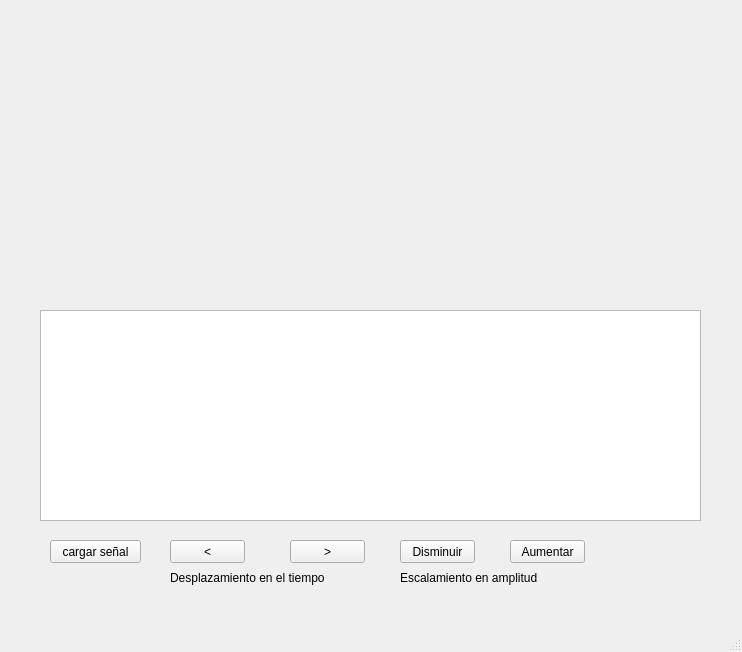
Above: anadir_grafico.ui from Alescos/Proyect2_signal_display before the change. Below: the same form after it.
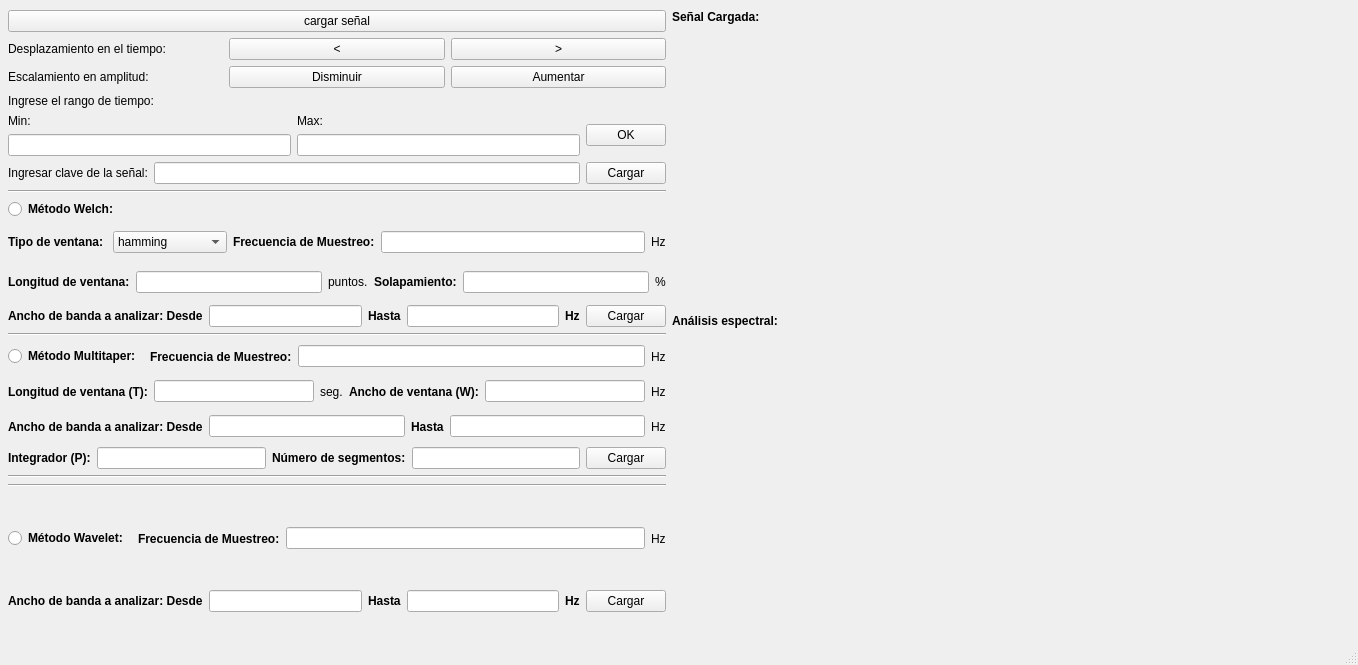
That is the form after the change. Custom widgets are drawn as their Qt base class.

Commit message: grafico actualizado

```diff
--- a/anadir_grafico.ui
+++ b/anadir_grafico.ui
@@ -6,124 +6,816 @@
    <rect>
     <x>0</x>
     <y>0</y>
-    <width>742</width>
-    <height>652</height>
+    <width>1358</width>
+    <height>665</height>
    </rect>
   </property>
+  <property name="sizePolicy">
+   <sizepolicy hsizetype="Fixed" vsizetype="Preferred">
+    <horstretch>0</horstretch>
+    <verstretch>0</verstretch>
+   </sizepolicy>
+  </property>
   <property name="windowTitle">
    <string>senales cerebrales</string>
   </property>
   <widget class="QWidget" name="centralwidget">
-   <widget class="QWidget" name="campo_grafico" native="true">
+   <property name="enabled">
+    <bool>true</bool>
+   </property>
+   <widget class="QWidget" name="">
     <property name="geometry">
      <rect>
-      <x>40</x>
-      <y>20</y>
-      <width>661</width>
-      <height>271</height>
+      <x>8</x>
+      <y>10</y>
+      <width>1321</width>
+      <height>602</height>
      </rect>
     </property>
-   </widget>
-   <widget class="QPushButton" name="boton_cargar">
-    <property name="geometry">
-     <rect>
-      <x>50</x>
-      <y>540</y>
-      <width>91</width>
-      <height>23</height>
-     </rect>
-    </property>
-    <property name="text">
-     <string>cargar señal</string>
-    </property>
-   </widget>
-   <widget class="QPushButton" name="boton_atras">
-    <property name="geometry">
-     <rect>
-      <x>170</x>
-      <y>540</y>
-      <width>75</width>
-      <height>23</height>
-     </rect>
-    </property>
-    <property name="text">
-     <string>&lt;</string>
-    </property>
-   </widget>
-   <widget class="QPushButton" name="boton_adelante">
-    <property name="geometry">
-     <rect>
-      <x>290</x>
-      <y>540</y>
-      <width>75</width>
-      <height>23</height>
-     </rect>
-    </property>
-    <property name="text">
-     <string>&gt;</string>
-    </property>
-   </widget>
-   <widget class="QPushButton" name="boton_aumentar">
-    <property name="geometry">
-     <rect>
-      <x>510</x>
-      <y>540</y>
-      <width>75</width>
-      <height>23</height>
-     </rect>
-    </property>
-    <property name="text">
-     <string>Aumentar</string>
-    </property>
-   </widget>
-   <widget class="QPushButton" name="boton_disminuir">
-    <property name="geometry">
-     <rect>
-      <x>400</x>
-      <y>540</y>
-      <width>75</width>
-      <height>23</height>
-     </rect>
-    </property>
-    <property name="text">
-     <string>Disminuir</string>
-    </property>
-   </widget>
-   <widget class="QLabel" name="label">
-    <property name="geometry">
-     <rect>
-      <x>170</x>
-      <y>570</y>
-      <width>201</width>
-      <height>16</height>
-     </rect>
-    </property>
-    <property name="text">
-     <string>Desplazamiento en el tiempo</string>
-    </property>
-   </widget>
-   <widget class="QLabel" name="label_2">
-    <property name="geometry">
-     <rect>
-      <x>400</x>
-      <y>570</y>
-      <width>181</width>
-      <height>16</height>
-     </rect>
-    </property>
-    <property name="text">
-     <string>Escalamiento en amplitud</string>
-    </property>
-   </widget>
-   <widget class="PlotWidget" name="campo_grafico2">
-    <property name="geometry">
-     <rect>
-      <x>40</x>
-      <y>310</y>
-      <width>661</width>
-      <height>211</height>
-     </rect>
-    </property>
+    <layout class="QGridLayout" name="gridLayout">
+     <item row="0" column="0">
+      <layout class="QVBoxLayout" name="verticalLayout_13">
+       <item>
+        <widget class="QPushButton" name="boton_cargar">
+         <property name="text">
+          <string>cargar señal</string>
+         </property>
+        </widget>
+       </item>
+       <item>
+        <layout class="QVBoxLayout" name="verticalLayout_6">
+         <property name="sizeConstraint">
+          <enum>QLayout::SetFixedSize</enum>
+         </property>
+         <item>
+          <layout class="QVBoxLayout" name="verticalLayout">
+           <item>
+            <layout class="QHBoxLayout" name="horizontalLayout">
+             <item>
+              <widget class="QLabel" name="label">
+               <property name="text">
+                <string>Desplazamiento en el tiempo:</string>
+               </property>
+              </widget>
+             </item>
+             <item>
+              <widget class="QPushButton" name="boton_atras">
+               <property name="text">
+                <string>&lt;</string>
+               </property>
+              </widget>
+             </item>
+             <item>
+              <widget class="QPushButton" name="boton_adelante">
+               <property name="text">
+                <string>&gt;</string>
+               </property>
+              </widget>
+             </item>
+            </layout>
+           </item>
+          </layout>
+         </item>
+         <item>
+          <layout class="QVBoxLayout" name="verticalLayout_2">
+           <item>
+            <layout class="QHBoxLayout" name="horizontalLayout_2">
+             <item>
+              <widget class="QLabel" name="label_2">
+               <property name="text">
+                <string>Escalamiento en amplitud:</string>
+               </property>
+              </widget>
+             </item>
+             <item>
+              <widget class="QPushButton" name="boton_disminuir">
+               <property name="text">
+                <string>Disminuir</string>
+               </property>
+              </widget>
+             </item>
+             <item>
+              <widget class="QPushButton" name="boton_aumentar">
+               <property name="text">
+                <string>Aumentar</string>
+               </property>
+              </widget>
+             </item>
+            </layout>
+           </item>
+          </layout>
+         </item>
+         <item>
+          <layout class="QVBoxLayout" name="verticalLayout_5">
+           <item>
+            <widget class="QLabel" name="label_4">
+             <property name="text">
+              <string>Ingrese el rango de tiempo:</string>
+             </property>
+            </widget>
+           </item>
+           <item>
+            <layout class="QHBoxLayout" name="horizontalLayout_3">
+             <item>
+              <layout class="QVBoxLayout" name="verticalLayout_3">
+               <item>
+                <widget class="QLabel" name="label_5">
+                 <property name="text">
+                  <string>Min:</string>
+                 </property>
+                </widget>
+               </item>
+               <item>
+                <widget class="QLineEdit" name="tiempo_min"/>
+               </item>
+              </layout>
+             </item>
+             <item>
+              <layout class="QVBoxLayout" name="verticalLayout_4">
+               <item>
+                <widget class="QLabel" name="label_6">
+                 <property name="text">
+                  <string>Max:</string>
+                 </property>
+                </widget>
+               </item>
+               <item>
+                <widget class="QLineEdit" name="tiempo_max"/>
+               </item>
+              </layout>
+             </item>
+             <item>
+              <widget class="QPushButton" name="cargar_tiempo">
+               <property name="text">
+                <string>OK</string>
+               </property>
+              </widget>
+             </item>
+            </layout>
+           </item>
+          </layout>
+         </item>
+         <item>
+          <layout class="QHBoxLayout" name="horizontalLayout_4">
+           <item>
+            <widget class="QLabel" name="label_3">
+             <property name="text">
+              <string>Ingresar clave de la señal:</string>
+             </property>
+            </widget>
+           </item>
+           <item>
+            <widget class="QLineEdit" name="key_text">
+             <property name="text">
+              <string/>
+             </property>
+            </widget>
+           </item>
+           <item>
+            <widget class="QPushButton" name="cargar_key">
+             <property name="text">
+              <string>Cargar</string>
+             </property>
+            </widget>
+           </item>
+          </layout>
+         </item>
+        </layout>
+       </item>
+      </layout>
+     </item>
+     <item row="0" column="1" rowspan="7">
+      <layout class="QVBoxLayout" name="verticalLayout_9">
+       <item>
+        <layout class="QVBoxLayout" name="verticalLayout_7">
+         <item>
+          <widget class="QLabel" name="label_7">
+           <property name="sizePolicy">
+            <sizepolicy hsizetype="Minimum" vsizetype="Fixed">
+             <horstretch>0</horstretch>
+             <verstretch>0</verstretch>
+            </sizepolicy>
+           </property>
+           <property name="font">
+            <font>
+             <weight>75</weight>
+             <bold>true</bold>
+            </font>
+           </property>
+           <property name="text">
+            <string>Señal Cargada:</string>
+           </property>
+          </widget>
+         </item>
+         <item>
+          <widget class="QWidget" name="campo_grafico" native="true"/>
+         </item>
+        </layout>
+       </item>
+       <item>
+        <layout class="QVBoxLayout" name="verticalLayout_8">
+         <item>
+          <widget class="QLabel" name="label_8">
+           <property name="sizePolicy">
+            <sizepolicy hsizetype="MinimumExpanding" vsizetype="Fixed">
+             <horstretch>0</horstretch>
+             <verstretch>0</verstretch>
+            </sizepolicy>
+           </property>
+           <property name="font">
+            <font>
+             <weight>75</weight>
+             <bold>true</bold>
+            </font>
+           </property>
+           <property name="text">
+            <string>Análisis espectral:</string>
+           </property>
+          </widget>
+         </item>
+         <item>
+          <widget class="QWidget" name="campo_grafico2" native="true"/>
+         </item>
+        </layout>
+       </item>
+      </layout>
+     </item>
+     <item row="1" column="0">
+      <widget class="Line" name="line">
+       <property name="orientation">
+        <enum>Qt::Horizontal</enum>
+       </property>
+      </widget>
+     </item>
+     <item row="2" column="0">
+      <layout class="QVBoxLayout" name="verticalLayout_10">
+       <item>
+        <layout class="QHBoxLayout" name="horizontalLayout_5">
+         <item>
+          <widget class="QRadioButton" name="metodo_welch">
+           <property name="font">
+            <font>
+             <weight>75</weight>
+             <bold>true</bold>
+            </font>
+           </property>
+           <property name="text">
+            <string>Método Welch:</string>
+           </property>
+          </widget>
+         </item>
+        </layout>
+       </item>
+       <item>
+        <layout class="QHBoxLayout" name="horizontalLayout_6">
+         <item>
+          <widget class="QLabel" name="label_12">
+           <property name="font">
+            <font>
+             <weight>75</weight>
+             <bold>true</bold>
+            </font>
+           </property>
+           <property name="text">
+            <string>Tipo de ventana: </string>
+           </property>
+          </widget>
+         </item>
+         <item>
+          <widget class="QComboBox" name="tipo_ventana">
+           <item>
+            <property name="text">
+             <string>hamming</string>
+            </property>
+           </item>
+           <item>
+            <property name="text">
+             <string>hann</string>
+            </property>
+           </item>
+           <item>
+            <property name="text">
+             <string>triang</string>
+            </property>
+           </item>
+           <item>
+            <property name="text">
+             <string>blackman</string>
+            </property>
+           </item>
+           <item>
+            <property name="text">
+             <string>barthann</string>
+            </property>
+           </item>
+           <item>
+            <property name="text">
+             <string>boxcar</string>
+            </property>
+           </item>
+           <item>
+            <property name="text">
+             <string>bartlett</string>
+            </property>
+           </item>
+           <item>
+            <property name="text">
+             <string>flattop</string>
+            </property>
+           </item>
+           <item>
+            <property name="text">
+             <string>parzen</string>
+            </property>
+           </item>
+           <item>
+            <property name="text">
+             <string>bohman</string>
+            </property>
+           </item>
+           <item>
+            <property name="text">
+             <string>blackmanharris</string>
+            </property>
+           </item>
+           <item>
+            <property name="text">
+             <string>nuttall</string>
+            </property>
+           </item>
+          </widget>
+         </item>
+         <item>
+          <widget class="QLabel" name="label_10">
+           <property name="font">
+            <font>
+             <weight>75</weight>
+             <bold>true</bold>
+            </font>
+           </property>
+           <property name="text">
+            <string>Frecuencia de Muestreo:</string>
+           </property>
+          </widget>
+         </item>
+         <item>
+          <widget class="QLineEdit" name="fs1"/>
+         </item>
+         <item>
+          <widget class="QLabel" name="label_11">
+           <property name="font">
+            <font>
+             <weight>50</weight>
+             <bold>false</bold>
+            </font>
+           </property>
+           <property name="text">
+            <string>Hz</string>
+           </property>
+          </widget>
+         </item>
+        </layout>
+       </item>
+       <item>
+        <layout class="QHBoxLayout" name="horizontalLayout_7">
+         <item>
+          <widget class="QLabel" name="label_13">
+           <property name="font">
+            <font>
+             <weight>75</weight>
+             <bold>true</bold>
+            </font>
+           </property>
+           <property name="text">
+            <string>Longitud de ventana:</string>
+           </property>
+          </widget>
+         </item>
+         <item>
+          <widget class="QLineEdit" name="longitud_ventana"/>
+         </item>
+         <item>
+          <widget class="QLabel" name="label_14">
+           <property name="font">
+            <font>
+             <weight>50</weight>
+             <bold>false</bold>
+            </font>
+           </property>
+           <property name="text">
+            <string>puntos.</string>
+           </property>
+          </widget>
+         </item>
+         <item>
+          <widget class="QLabel" name="label_15">
+           <property name="font">
+            <font>
+             <weight>75</weight>
+             <bold>true</bold>
+            </font>
+           </property>
+           <property name="text">
+            <string>Solapamiento:</string>
+           </property>
+          </widget>
+         </item>
+         <item>
+          <widget class="QLineEdit" name="solapamiento"/>
+         </item>
+         <item>
+          <widget class="QLabel" name="label_16">
+           <property name="font">
+            <font>
+             <weight>50</weight>
+             <bold>false</bold>
+            </font>
+           </property>
+           <property name="text">
+            <string>%</string>
+           </property>
+          </widget>
+         </item>
+        </layout>
+       </item>
+       <item>
+        <layout class="QHBoxLayout" name="horizontalLayout_8">
+         <item>
+          <widget class="QLabel" name="label_17">
+           <property name="font">
+            <font>
+             <weight>75</weight>
+             <bold>true</bold>
+            </font>
+           </property>
+           <property name="text">
+            <string>Ancho de banda a analizar: Desde</string>
+           </property>
+          </widget>
+         </item>
+         <item>
+          <widget class="QLineEdit" name="fmin1"/>
+         </item>
+         <item>
+          <widget class="QLabel" name="label_18">
+           <property name="font">
+            <font>
+             <weight>75</weight>
+             <bold>true</bold>
+            </font>
+           </property>
+           <property name="text">
+            <string>Hasta</string>
+           </property>
+          </widget>
+         </item>
+         <item>
+          <widget class="QLineEdit" name="fmax1"/>
+         </item>
+         <item>
+          <widget class="QLabel" name="label_19">
+           <property name="font">
+            <font>
+             <weight>75</weight>
+             <bold>true</bold>
+            </font>
+           </property>
+           <property name="text">
+            <string>Hz</string>
+           </property>
+          </widget>
+         </item>
+         <item>
+          <widget class="QPushButton" name="cargar_welch">
+           <property name="text">
+            <string>Cargar</string>
+           </property>
+          </widget>
+         </item>
+        </layout>
+       </item>
+      </layout>
+     </item>
+     <item row="3" column="0">
+      <widget class="Line" name="line_2">
+       <property name="orientation">
+        <enum>Qt::Horizontal</enum>
+       </property>
+      </widget>
+     </item>
+     <item row="4" column="0">
+      <layout class="QVBoxLayout" name="verticalLayout_11">
+       <item>
+        <layout class="QHBoxLayout" name="horizontalLayout_9">
+         <item>
+          <widget class="QRadioButton" name="metodo_multitaper">
+           <property name="font">
+            <font>
+             <weight>75</weight>
+             <bold>true</bold>
+            </font>
+           </property>
+           <property name="text">
+            <string>Método Multitaper: </string>
+           </property>
+          </widget>
+         </item>
+         <item>
+          <widget class="QLabel" name="label_20">
+           <property name="font">
+            <font>
+             <weight>75</weight>
+             <bold>true</bold>
+            </font>
+           </property>
+           <property name="text">
+            <string>Frecuencia de Muestreo:</string>
+           </property>
+          </widget>
+         </item>
+         <item>
+          <widget class="QLineEdit" name="fs2"/>
+         </item>
+         <item>
+          <widget class="QLabel" name="label_21">
+           <property name="font">
+            <font>
+             <weight>50</weight>
+             <bold>false</bold>
+            </font>
+           </property>
+           <property name="text">
+            <string>Hz</string>
+           </property>
+          </widget>
+         </item>
+        </layout>
+       </item>
+       <item>
+        <layout class="QHBoxLayout" name="horizontalLayout_10">
+         <item>
+          <widget class="QLabel" name="label_9">
+           <property name="font">
+            <font>
+             <weight>75</weight>
+             <bold>true</bold>
+            </font>
+           </property>
+           <property name="text">
+            <string>Longitud de ventana (T):</string>
+           </property>
+          </widget>
+         </item>
+         <item>
+          <widget class="QLineEdit" name="longitud_ventana2"/>
+         </item>
+         <item>
+          <widget class="QLabel" name="label_22">
+           <property name="text">
+            <string>seg.</string>
+           </property>
+          </widget>
+         </item>
+         <item>
+          <widget class="QLabel" name="label_23">
+           <property name="font">
+            <font>
+             <weight>75</weight>
+             <bold>true</bold>
+            </font>
+           </property>
+           <property name="text">
+            <string>Ancho de ventana (W):</string>
+           </property>
+          </widget>
+         </item>
+         <item>
+          <widget class="QLineEdit" name="ancho_ventana"/>
+         </item>
+         <item>
+          <widget class="QLabel" name="label_24">
+           <property name="text">
+            <string>Hz</string>
+           </property>
+          </widget>
+         </item>
+        </layout>
+       </item>
+       <item>
+        <layout class="QHBoxLayout" name="horizontalLayout_11">
+         <item>
+          <widget class="QLabel" name="label_25">
+           <property name="font">
+            <font>
+             <weight>75</weight>
+             <bold>true</bold>
+            </font>
+           </property>
+           <property name="text">
+            <string>Ancho de banda a analizar: Desde</string>
+           </property>
+          </widget>
+         </item>
+         <item>
+          <widget class="QLineEdit" name="fmin2"/>
+         </item>
+         <item>
+          <widget class="QLabel" name="label_26">
+           <property name="font">
+            <font>
+             <weight>75</weight>
+             <bold>true</bold>
+            </font>
+           </property>
+           <property name="text">
+            <string>Hasta</string>
+           </property>
+          </widget>
+         </item>
+         <item>
+          <widget class="QLineEdit" name="fmax2"/>
+         </item>
+         <item>
+          <widget class="QLabel" name="label_27">
+           <property name="font">
+            <font>
+             <weight>50</weight>
+             <bold>false</bold>
+            </font>
+           </property>
+           <property name="text">
+            <string>Hz</string>
+           </property>
+          </widget>
+         </item>
+        </layout>
+       </item>
+       <item>
+        <layout class="QHBoxLayout" name="horizontalLayout_12">
+         <item>
+          <widget class="QLabel" name="label_28">
+           <property name="font">
+            <font>
+             <weight>75</weight>
+             <bold>true</bold>
+            </font>
+           </property>
+           <property name="text">
+            <string>Integrador (P):</string>
+           </property>
+          </widget>
+         </item>
+         <item>
+          <widget class="QLineEdit" name="integrador"/>
+         </item>
+         <item>
+          <widget class="QLabel" name="label_29">
+           <property name="font">
+            <font>
+             <weight>75</weight>
+             <bold>true</bold>
+            </font>
+           </property>
+           <property name="text">
+            <string>Número de segmentos:</string>
+           </property>
+          </widget>
+         </item>
+         <item>
+          <widget class="QLineEdit" name="num_segmentos"/>
+         </item>
+         <item>
+          <widget class="QPushButton" name="cargar_multi">
+           <property name="text">
+            <string>Cargar</string>
+           </property>
+          </widget>
+         </item>
+        </layout>
+       </item>
+      </layout>
+     </item>
+     <item row="5" column="0">
+      <widget class="Line" name="line_4">
+       <property name="orientation">
+        <enum>Qt::Horizontal</enum>
+       </property>
+      </widget>
+     </item>
+     <item row="6" column="0">
+      <layout class="QVBoxLayout" name="verticalLayout_12">
+       <item>
+        <widget class="Line" name="line_3">
+         <property name="orientation">
+          <enum>Qt::Horizontal</enum>
+         </property>
+        </widget>
+       </item>
+       <item>
+        <layout class="QHBoxLayout" name="horizontalLayout_13">
+         <item>
+          <widget class="QRadioButton" name="metodo_wavelet">
+           <property name="font">
+            <font>
+             <weight>75</weight>
+             <bold>true</bold>
+            </font>
+           </property>
+           <property name="text">
+            <string>Método Wavelet: </string>
+           </property>
+          </widget>
+         </item>
+         <item>
+          <widget class="QLabel" name="label_30">
+           <property name="font">
+            <font>
+             <weight>75</weight>
+             <bold>true</bold>
+            </font>
+           </property>
+           <property name="text">
+            <string>Frecuencia de Muestreo:</string>
+           </property>
+          </widget>
+         </item>
+         <item>
+          <widget class="QLineEdit" name="fs3"/>
+         </item>
+         <item>
+          <widget class="QLabel" name="label_31">
+           <property name="font">
+            <font>
+             <weight>50</weight>
+             <bold>false</bold>
+            </font>
+           </property>
+           <property name="text">
+            <string>Hz</string>
+           </property>
+          </widget>
+         </item>
+        </layout>
+       </item>
+       <item>
+        <layout class="QHBoxLayout" name="horizontalLayout_14">
+         <item>
+          <widget class="QLabel" name="label_32">
+           <property name="font">
+            <font>
+             <weight>75</weight>
+             <bold>true</bold>
+            </font>
+           </property>
+           <property name="text">
+            <string>Ancho de banda a analizar: Desde</string>
+           </property>
+          </widget>
+         </item>
+         <item>
+          <widget class="QLineEdit" name="fmin3"/>
+         </item>
+         <item>
+          <widget class="QLabel" name="label_33">
+           <property name="font">
+            <font>
+             <weight>75</weight>
+             <bold>true</bold>
+            </font>
+           </property>
+           <property name="text">
+            <string>Hasta</string>
+           </property>
+          </widget>
+         </item>
+         <item>
+          <widget class="QLineEdit" name="fmax3"/>
+         </item>
+         <item>
+          <widget class="QLabel" name="label_34">
+           <property name="font">
+            <font>
+             <weight>75</weight>
+             <bold>true</bold>
+            </font>
+           </property>
+           <property name="text">
+            <string>Hz</string>
+           </property>
+          </widget>
+         </item>
+         <item>
+          <widget class="QPushButton" name="cargar_wavelet">
+           <property name="text">
+            <string>Cargar</string>
+           </property>
+          </widget>
+         </item>
+        </layout>
+       </item>
+      </layout>
+     </item>
+    </layout>
    </widget>
   </widget>
   <widget class="QMenuBar" name="menubar">
@@ -138,13 +830,6 @@
   </widget>
   <widget class="QStatusBar" name="statusbar"/>
  </widget>
- <customwidgets>
-  <customwidget>
-   <class>PlotWidget</class>
-   <extends>QGraphicsView</extends>
-   <header location="global">pyqtgraph.h</header>
-  </customwidget>
- </customwidgets>
  <resources/>
  <connections/>
 </ui>
```
Left out of the diff: 4 changed lines with no effect on the pictures.
